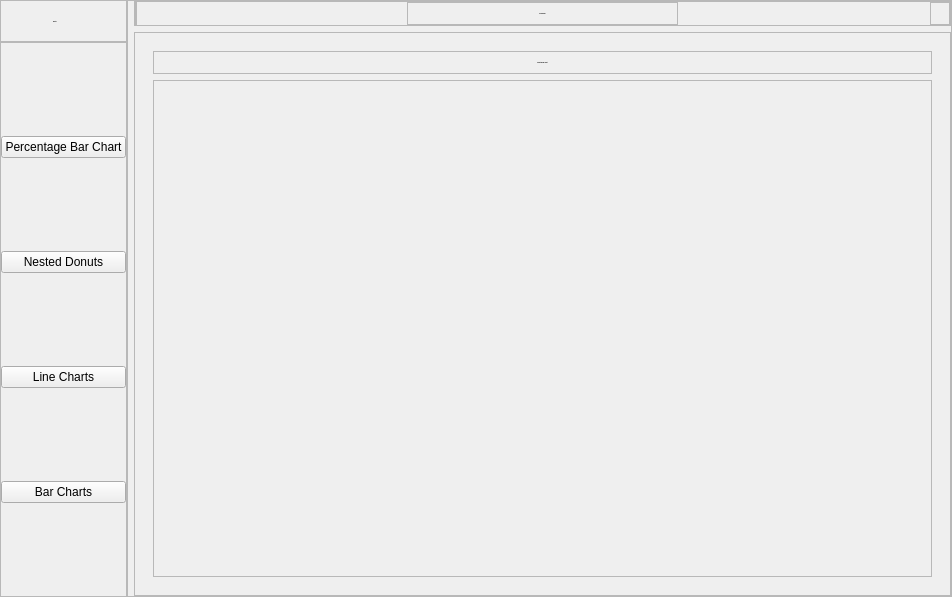
ValRudyka/courseproject, file mvc/view/interface/interface.ui: the form before one commit.
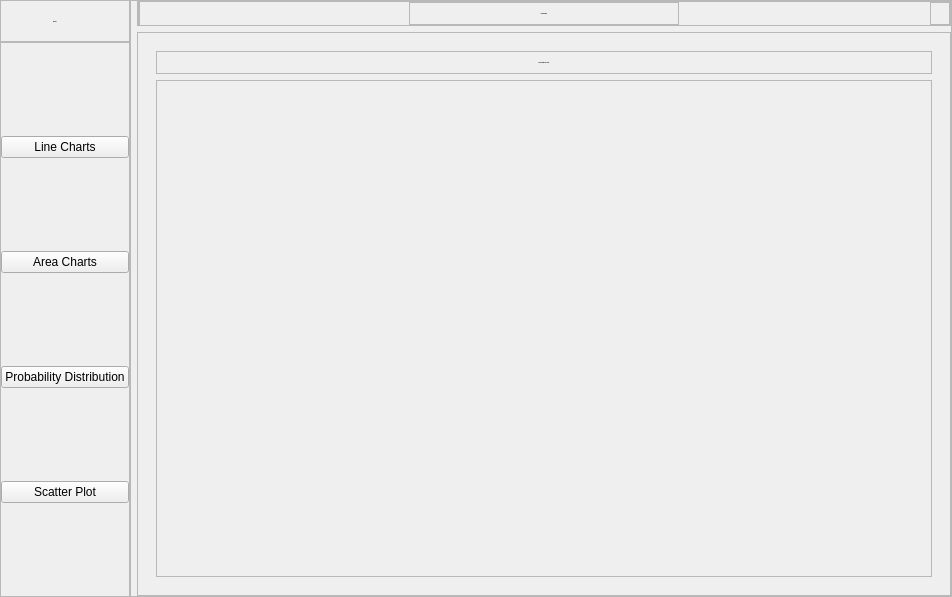
The form after the commit. Icons and pictures are not drawn.

What changed in the file:
```diff
--- a/mvc/view/interface/interface.ui
+++ b/mvc/view/interface/interface.ui
@@ -183,28 +183,6 @@
           <property name="bottomMargin">
            <number>0</number>
           </property>
-          <item>
-           <widget class="QPushButton" name="percentage_bar_btn">
-            <property name="text">
-             <string>Percentage Bar Chart</string>
-            </property>
-            <property name="icon">
-             <iconset>
-              <normaloff>:/icons/icons/bar-chart-2.svg</normaloff>:/icons/icons/bar-chart-2.svg</iconset>
-            </property>
-           </widget>
-          </item>
-          <item>
-           <widget class="QPushButton" name="nested_donut_btn">
-            <property name="text">
-             <string>Nested Donuts</string>
-            </property>
-            <property name="icon">
-             <iconset>
-              <normaloff>:/icons/icons/target.svg</normaloff>:/icons/icons/target.svg</iconset>
-            </property>
-           </widget>
-          </item>
           <item>
            <widget class="QPushButton" name="line_chart_btn">
             <property name="text">
@@ -219,7 +197,29 @@
           <item>
            <widget class="QPushButton" name="bar_charts_btn">
             <property name="text">
-             <string>Bar Charts</string>
+             <string>Area Charts</string>
+            </property>
+            <property name="icon">
+             <iconset>
+              <normaloff>:/icons/icons/target.svg</normaloff>:/icons/icons/target.svg</iconset>
+            </property>
+           </widget>
+          </item>
+          <item>
+           <widget class="QPushButton" name="probability_distr_btn">
+            <property name="text">
+             <string>Probability Distribution</string>
+            </property>
+            <property name="icon">
+             <iconset>
+              <normaloff>:/icons/icons/bar-chart-2.svg</normaloff>:/icons/icons/bar-chart-2.svg</iconset>
+            </property>
+           </widget>
+          </item>
+          <item>
+           <widget class="QPushButton" name="scatter_plot_btn">
+            <property name="text">
+             <string>Scatter Plot</string>
             </property>
             <property name="icon">
              <iconset>
```
Left out of the diff: 2 changed lines with no effect on the pictures.
